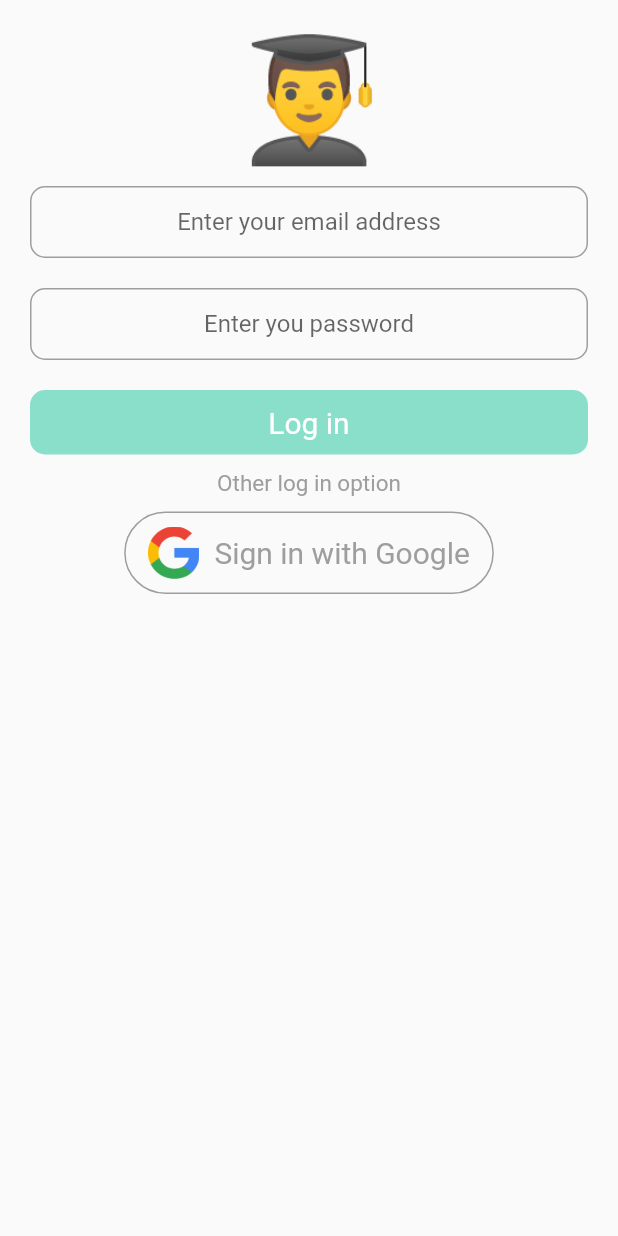
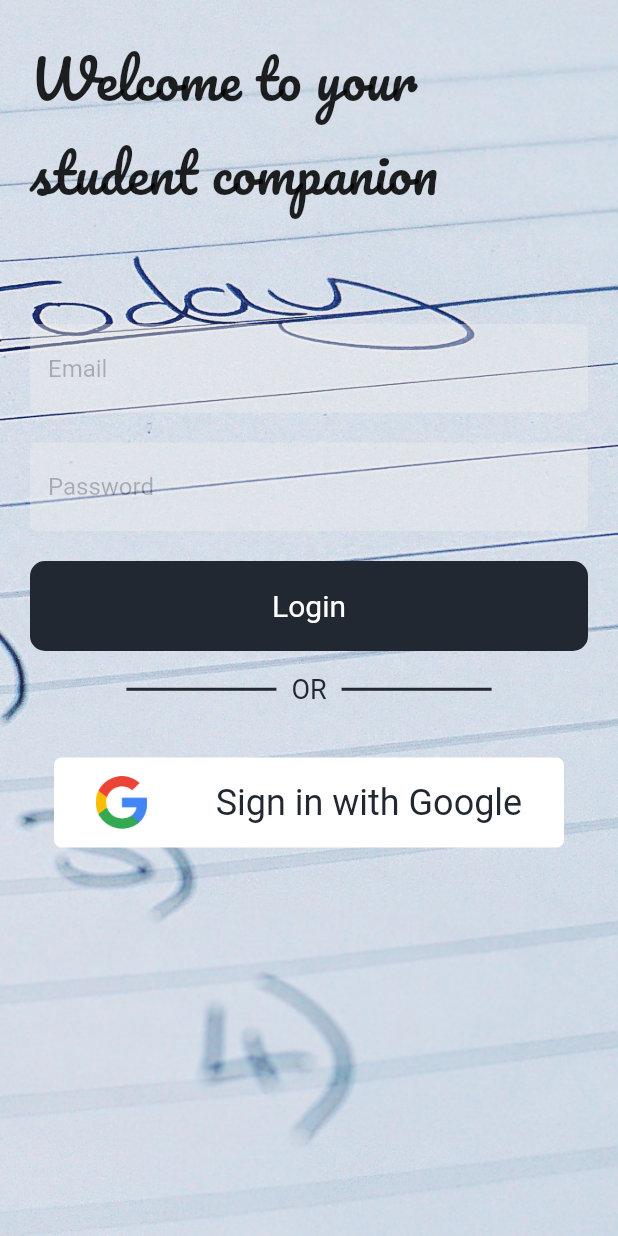
Before and after one commit to Abderraouf99/Assistant, a Flutter app: the LoginScreen screen opened by its route, on a phone screen of 412 x 824 dp. Run offline on Flutter 3.47's test engine with Material 2 defaults, Android fonts, the phone set to English and light mode, and no system bars; our stand-ins replace adaptive_dialog, cloud_firestore, firebase_auth, firebase_core, flutter_animation_progress_bar, focused_menu and 1 more; accounts and stored records are empty.

Commit message:
Update to the UI for welcome and login

```diff
--- a/lib/Screens/AddEventsScreen.dart
+++ b/lib/Screens/AddEventsScreen.dart
@@ -3,7 +3,6 @@ import 'package:to_do_app/constants.dart';
 import 'package:provider/provider.dart';
 import 'package:to_do_app/models/DataEvents.dart';
 import 'package:to_do_app/Widgets/CustomStartEndWidget.dart';
-import 'package:to_do_app/models/DataFirebase.dart';
 import 'package:to_do_app/models/Event.dart';
 import 'package:intl/intl.dart';
 
--- a/lib/Screens/TaskScreen.dart
+++ b/lib/Screens/TaskScreen.dart
@@ -1,6 +1,5 @@
 import 'package:flutter/material.dart';
 import 'package:to_do_app/Screens/EditAddTaskScreen.dart';
-import 'package:to_do_app/Screens/WelcomeScreen.dart';
 import 'package:to_do_app/Widgets/TaskList.dart';
 import 'package:to_do_app/constants.dart';
 import 'package:to_do_app/models/DataFirebase.dart';
@@ -8,6 +7,7 @@ import 'package:to_do_app/models/DataTask.dart';
 import 'package:provider/provider.dart';
 import 'package:to_do_app/models/Tasks.dart';
 import 'package:flutter_animation_progress_bar/flutter_animation_progress_bar.dart';
+import 'WelcomeScreenUpdated.dart';
 
 class TasksScreen extends StatelessWidget {
   static String taskScreenId = 'taskScreen';
@@ -90,7 +90,7 @@ class TasksScreen extends StatelessWidget {
                               .getAuthInstance()
                               .signOut();
                           Navigator.popAndPushNamed(
-                              context, WelcomeScreen.welcomeScreenID);
+                              context, WelcomeScreenNew.welcomeScreenID);
                         },
                         child: CircleAvatar(
                           backgroundColor: Colors.white,
--- a/lib/Screens/loginScreen.dart
+++ b/lib/Screens/loginScreen.dart
@@ -3,7 +3,6 @@ import 'package:provider/provider.dart';
 import 'package:to_do_app/Screens/pageViewScreen.dart';
 import 'package:to_do_app/Widgets/CustomButtonWidget.dart';
 import 'package:to_do_app/Widgets/GoogleSignInButton.dart';
-import 'package:to_do_app/constants.dart';
 import 'package:firebase_auth/firebase_auth.dart';
 import 'package:to_do_app/models/DataEvents.dart';
 import 'package:to_do_app/models/DataFirebase.dart';
@@ -17,60 +16,105 @@ class LoginScreen extends StatelessWidget {
     String _email;
     String _password;
     return Scaffold(
-      body: SafeArea(
-        child: SingleChildScrollView(
+      resizeToAvoidBottomInset: false,
+      body: Container(
+        decoration: BoxDecoration(
+          image: DecorationImage(
+            image: AssetImage('assets/background.jpg'),
+            fit: BoxFit.cover,
+          ),
+        ),
+        child: SafeArea(
           child: Padding(
             padding: EdgeInsets.all(20),
             child: Column(
-              crossAxisAlignment: CrossAxisAlignment.center,
+              crossAxisAlignment: CrossAxisAlignment.stretch,
               children: [
-                Hero(
-                  tag: 'StudentTag',
-                  child: Container(
+                Flexible(
                   child: Text(
-                      '👨‍🎓️',
-                      style: TextStyle(fontSize: 80),
+                    'Welcome to your student companion',
+                    style: TextStyle(
+                      fontSize: 36,
+                      fontFamily: 'Pacifico',
                     ),
                   ),
                 ),
                 SizedBox(
-                  height: 10,
+                  height: 70,
                 ),
-                TextField(
-                  onChanged: (value) {
-                    _email = value;
-                  },
-                  textAlign: TextAlign.center,
-                  decoration: kTextFieldDecoration.copyWith(
-                      hintText: 'Enter your email address'),
+                Opacity(
+                  opacity: 0.4,
+                  child: TextField(
+                    decoration: InputDecoration(
+                      filled: true,
+                      fillColor: Color(0xffEEEEEE),
+                      hintText: 'Email',
+                      border: OutlineInputBorder(
+                        borderRadius: BorderRadius.all(
+                          Radius.circular(5),
+                        ),
+                      ),
+                      enabledBorder: OutlineInputBorder(
+                        borderSide: BorderSide(
+                          color: Colors.transparent,
+                        ),
+                        borderRadius: BorderRadius.all(
+                          Radius.circular(5),
+                        ),
+                      ),
+                      focusedBorder: OutlineInputBorder(
+                        borderSide: BorderSide(
+                          color: Colors.transparent,
+                        ),
+                      ),
+                    ),
+                  ),
                 ),
                 SizedBox(
                   height: 20,
                 ),
-                TextField(
-                  onChanged: (value) {
-                    _password = value;
-                  },
-                  textAlign: TextAlign.center,
-                  obscureText: true,
-                  decoration: kTextFieldDecoration.copyWith(
-                      hintText: 'Enter you password'),
+                Opacity(
+                  opacity: 0.4,
+                  child: TextField(
+                    decoration: InputDecoration(
+                      filled: true,
+                      fillColor: Color(0xffEEEEEE),
+                      hintText: 'Password',
+                      border: OutlineInputBorder(
+                        borderRadius: BorderRadius.all(
+                          Radius.circular(5),
+                        ),
+                      ),
+                      enabledBorder: OutlineInputBorder(
+                        borderSide: BorderSide(
+                          color: Colors.transparent,
+                        ),
+                        borderRadius: BorderRadius.all(
+                          Radius.circular(5),
+                        ),
+                      ),
+                      focusedBorder: OutlineInputBorder(
+                        borderSide: BorderSide(
+                          color: Colors.transparent,
+                        ),
+                      ),
+                    ),
+                  ),
                 ),
                 SizedBox(
                   height: 20,
                 ),
                 CustomButton(
-                    backgroundColor: Color(0xff8ADFCB),
+                  backgroundColor: Color(0xff222831),
                   onTap: () async {
+                    //TODO : add the functionnality of the login here
                     try {
-                        var logIn = await Provider.of<FirebaseController>(
-                                context,
+                      var logIn = await Provider.of<FirebaseController>(context,
                               listen: false)
                           .getAuthInstance()
                           .signInWithEmailAndPassword(
                               email: _email, password: _password);
                       if (logIn != null) {
-                          //TODO : fetch the data availble online
                         Provider.of<ControllerTask>(context, listen: false)
                             .setTasks(
                           await Provider.of<FirebaseController>(context,
@@ -89,22 +133,40 @@ class LoginScreen extends StatelessWidget {
                       print(e);
                     }
                   },
-                    name: 'Log in'),
+                  name: 'Login',
+                ),
                 SizedBox(
-                  height: 10,
+                  height: 15,
+                ),
+                Row(
+                  mainAxisAlignment: MainAxisAlignment.center,
+                  children: [
+                    Container(
+                      margin: EdgeInsets.only(
+                        right: 10,
+                      ),
+                      height: 2,
+                      width: 100,
+                      color: Color(0xff222831),
                     ),
                     Text(
-                  'Other log in option',
-                  style: TextStyle(
-                    fontSize: 15,
-                    color: Colors.grey,
+                      'OR',
+                      style: TextStyle(fontSize: 18, color: Color(0xff222831)),
                     ),
+                    Container(
+                      margin: EdgeInsets.only(
+                        left: 10,
+                      ),
+                      height: 2,
+                      width: 100,
+                      color: Color(0xff222831),
+                    ),
+                  ],
                 ),
                 SizedBox(
-                  height: 10,
+                  height: 35,
                 ),
                 GoogleButton(
-                  type: 'Sign in with Google',
                   onTap: () async {
                     try {
                       var userCredentials = await SocialMediaHandler()
--- a/lib/Screens/registationScreen.dart
+++ b/lib/Screens/registationScreen.dart
@@ -128,7 +128,6 @@ class RegistrationScreen extends StatelessWidget {
                   height: 10,
                 ),
                 GoogleButton(
-                  type: 'Sign up with Google',
                   onTap: () async {
                     try {
                       var userCredentials = await SocialMediaHandler()
--- a/lib/Widgets/CustomButtonWidget.dart
+++ b/lib/Widgets/CustomButtonWidget.dart
@@ -16,6 +16,7 @@ class CustomButton extends StatelessWidget {
         highlightColor: backgroundColor,
         onTap: onTap,
         child: Container(
+          height: 60,
           padding: EdgeInsets.fromLTRB(20, 10, 20, 10),
           child: Center(
             child: Text(
--- a/lib/Widgets/GoogleSignInButton.dart
+++ b/lib/Widgets/GoogleSignInButton.dart
@@ -1,37 +1,41 @@
 import 'package:flutter/material.dart';
 
 class GoogleButton extends StatelessWidget {
-  final String type;
   final Function onTap;
-  GoogleButton({@required this.type, @required this.onTap});
+  GoogleButton({@required this.onTap});
 
   @override
   Widget build(BuildContext context) {
-    return OutlineButton(
-      splashColor: Colors.grey,
+    return FlatButton(
       onPressed: onTap,
-      shape: RoundedRectangleBorder(borderRadius: BorderRadius.circular(40)),
-      highlightElevation: 0,
-      borderSide: BorderSide(color: Colors.grey),
-      child: Padding(
-        padding: const EdgeInsets.fromLTRB(0, 10, 0, 10),
-        child: Row(
-          mainAxisSize: MainAxisSize.min,
-          mainAxisAlignment: MainAxisAlignment.center,
-          children: <Widget>[
-            Image(image: AssetImage("assets/googleLogo.png"), height: 35.0),
-            Padding(
-              padding: const EdgeInsets.only(left: 10),
-              child: Text(
-                type,
+      child: Container(
+        height: 60,
+        decoration: BoxDecoration(
+          color: Colors.white,
+          borderRadius: BorderRadius.all(
+            Radius.circular(5),
+          ),
+        ),
+        child: Padding(
+          padding: EdgeInsets.fromLTRB(5, 10, 5, 10),
+          child: Row(
+            mainAxisSize: MainAxisSize.max,
+            mainAxisAlignment: MainAxisAlignment.spaceAround,
+            children: [
+              Image(
+                image: AssetImage('assets/googleLogo.png'),
+                height: 35,
+              ),
+              Text(
+                'Sign in with Google',
                 style: TextStyle(
+                  color: Color(0xff222831),
+                  fontSize: 24,
                   fontFamily: 'Roboto',
-                  fontSize: 20,
-                  color: Colors.grey,
                 ),
               ),
-            )
-          ],
+            ],
+          ),
         ),
       ),
     );
--- a/lib/models/Event.dart
+++ b/lib/models/Event.dart
@@ -1,5 +1,3 @@
-import 'package:flutter/material.dart';
-
 class Event {
   //Atributes
   String _title;
--- a/pubspec.yaml
+++ b/pubspec.yaml
@@ -61,6 +61,7 @@ flutter:
   # To add assets to your application, add an assets section, like this:
   assets:
     - assets/googleLogo.png
+    - assets/background.jpg
   #   - images/a_dot_ham.jpeg
 
   # An image asset can refer to one or more resolution-specific "variants", see
@@ -78,6 +79,9 @@ flutter:
     - family: Roboto
       fonts:
         - asset: fonts/Roboto-Regular.ttf
+    - family: Pacifico
+      fonts:
+        - asset: fonts/Pacifico-Regular.ttf
   #       - asset: fonts/Schyler-Italic.ttf
   #         style: italic
   #   - family: Trajan Pro
```
Also changed, not shown: lib/Screens/WelcomeScreen.dart (deleted, +0 -74 lines), lib/Screens/WelcomeScreenUpdated.dart (added, +66 -0 lines), lib/main.dart (+6 -4 lines), assets/background.jpg (added), fonts/Pacifico-Regular.ttf (added), 1 other file. Lines whose indentation alone changed are shown as unchanged.
